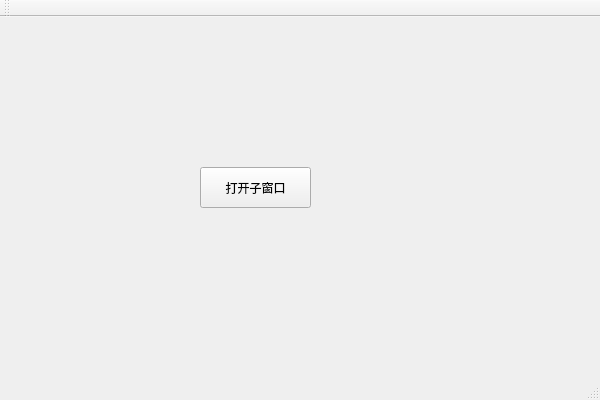
Before: the Qt Designer form winware/winware.ui in TelJiang/winware, drawn with Qt 5.
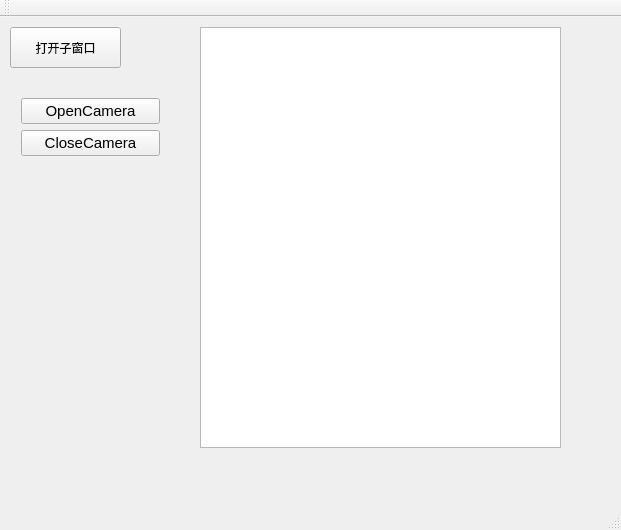
After: the same form once the commit is applied.

Commit message: 完成线程和新建子窗口的联系

```diff
--- a/winware/winware.ui
+++ b/winware/winware.ui
@@ -6,8 +6,8 @@
    <rect>
     <x>0</x>
     <y>0</y>
-    <width>600</width>
-    <height>400</height>
+    <width>621</width>
+    <height>530</height>
    </rect>
   </property>
   <property name="windowTitle">
@@ -17,8 +17,8 @@
    <widget class="QPushButton" name="pushButton">
     <property name="geometry">
      <rect>
-      <x>200</x>
-      <y>150</y>
+      <x>10</x>
+      <y>10</y>
       <width>111</width>
       <height>41</height>
      </rect>
@@ -27,6 +27,52 @@
      <string>打开子窗口</string>
     </property>
    </widget>
+   <widget class="QWidget" name="verticalLayoutWidget">
+    <property name="geometry">
+     <rect>
+      <x>10</x>
+      <y>70</y>
+      <width>161</width>
+      <height>81</height>
+     </rect>
+    </property>
+    <layout class="QVBoxLayout" name="verticalLayout">
+     <item>
+      <widget class="QPushButton" name="OpenCamera">
+       <property name="font">
+        <font>
+         <pointsize>11</pointsize>
+        </font>
+       </property>
+       <property name="text">
+        <string extracomment="打开相机线程">OpenCamera</string>
+       </property>
+      </widget>
+     </item>
+     <item>
+      <widget class="QPushButton" name="CloseCamera">
+       <property name="font">
+        <font>
+         <pointsize>11</pointsize>
+        </font>
+       </property>
+       <property name="text">
+        <string extracomment="打开相机线程">CloseCamera</string>
+       </property>
+      </widget>
+     </item>
+    </layout>
+   </widget>
+   <widget class="QTextBrowser" name="CameraBrowser">
+    <property name="geometry">
+     <rect>
+      <x>200</x>
+      <y>10</y>
+      <width>361</width>
+      <height>421</height>
+     </rect>
+    </property>
+   </widget>
   </widget>
   <widget class="QMenuBar" name="menuBar">
    <property name="geometry">
```
Left out of the diff: 4 changed lines with no effect on the pictures. The commit also changes 11 other files.
